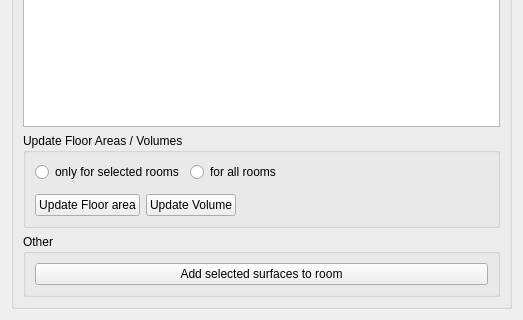
Above: SIM-VICUS/src/SVPropBuildingZoneProperty.ui from ghorwin/SIM-VICUS before the change; both pictures show x 0 to 523 and y 275 to 595 of the 523 by 595 pixel window. Below: the same form after it.
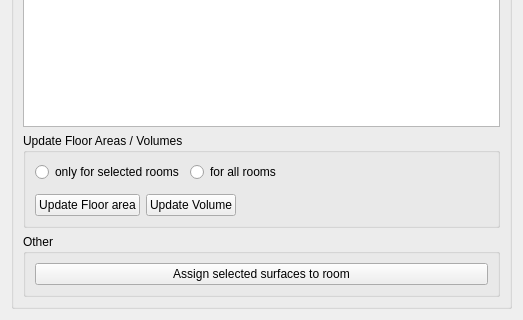
That is the form after the change.

Commit message: Button fixed. Closes #212

Diff of the .ui file:
```diff
--- a/SIM-VICUS/src/SVPropBuildingZoneProperty.ui
+++ b/SIM-VICUS/src/SVPropBuildingZoneProperty.ui
@@ -165,7 +165,7 @@
          <item>
           <widget class="QPushButton" name="pushButtonAddSurface">
            <property name="text">
-            <string>Add selected surfaces to room</string>
+            <string>Assign selected surfaces to room</string>
            </property>
           </widget>
          </item>
```
